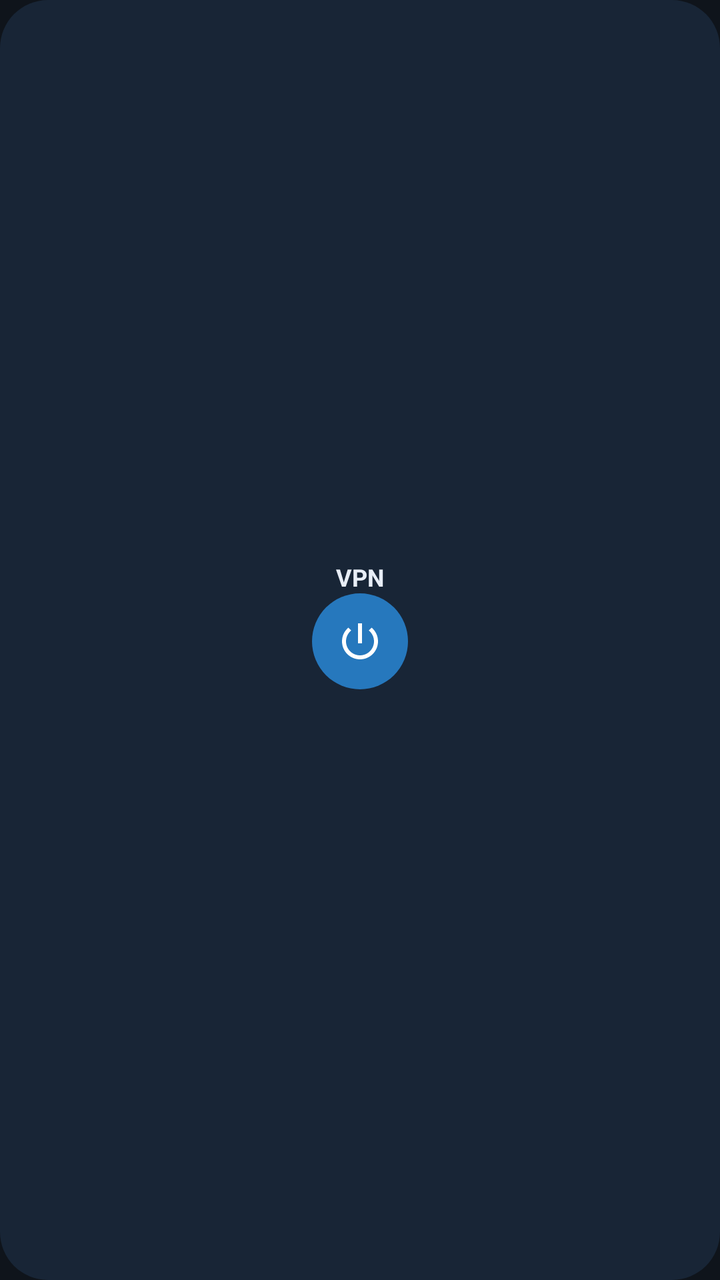
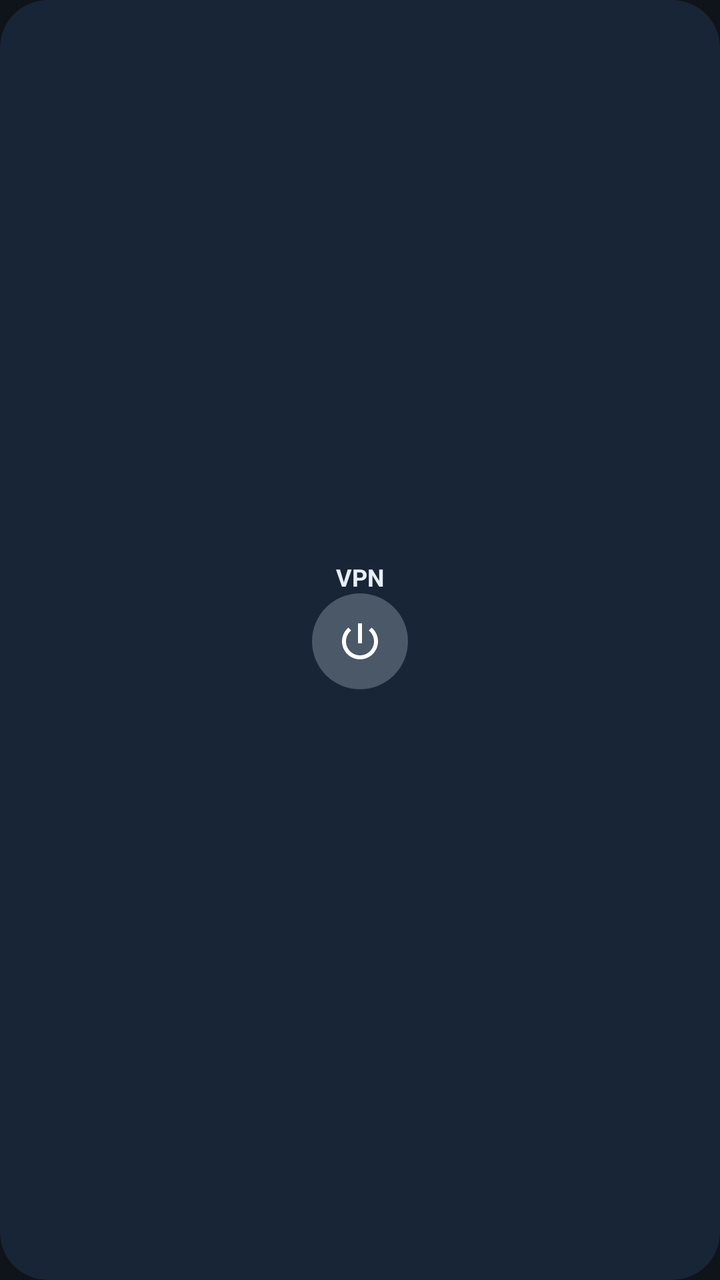

The first picture is an Android layout as it rendered before a commit; the second is the same layout after the commit. The layout source and the unified diff follow.
<!-- AndroidManifest.xml: application theme Theme.RTrust -->
<!-- res/layout/vpn_widget_tall.xml -->
<LinearLayout xmlns:android="http://schemas.android.com/apk/res/android" android:layout_width="match_parent" android:layout_height="match_parent" android:orientation="vertical" android:gravity="center" android:padding="3dp" android:background="@drawable/widget_background"><TextView android:layout_width="match_parent" android:layout_height="wrap_content" android:gravity="center" android:text="@string/widget_vpn" android:textColor="#E8EEF7" android:textStyle="bold" android:textSize="12sp" /><ImageButton android:id="@+id/widget_power" android:layout_width="48dp" android:layout_height="48dp" android:padding="13dp" android:src="@drawable/ic_power" android:tint="#FFFFFF" android:background="@drawable/widget_button" android:contentDescription="@string/widget_toggle" /><TextView android:id="@+id/widget_status" android:layout_width="match_parent" android:layout_height="wrap_content" android:gravity="center" android:textColor="#B9C8DC" android:textSize="11sp" android:maxLines="2" android:ellipsize="end" /></LinearLayout>
<!-- resources referenced by this layout -->
<resources>
  <!-- drawable ic_power (drawable) -->
  <vector xmlns:android="http://schemas.android.com/apk/res/android" android:width="24dp" android:height="24dp" android:viewportWidth="24" android:viewportHeight="24" android:tint="?android:attr/textColorPrimary">
      <path android:fillColor="#FFFFFF" android:pathData="M13,3h-2v10h2V3zM17.83,5.17l-1.42,1.42C17.99,7.86 19,9.81 19,12c0,3.87 -3.13,7 -7,7s-7,-3.13 -7,-7c0,-2.19 1.01,-4.14 2.58,-5.42L6.17,5.17C4.23,6.82 3,9.26 3,12c0,4.97 4.03,9 9,9s9,-4.03 9,-9C21,9.26 19.77,6.82 17.83,5.17z" />
  </vector>
  <!-- drawable widget_background (drawable) -->
  <shape xmlns:android="http://schemas.android.com/apk/res/android"><solid android:color="#182536"/><corners android:radius="24dp"/></shape>
  <!-- drawable widget_button (drawable) -->
  <shape xmlns:android="http://schemas.android.com/apk/res/android"><solid android:color="#2678BD"/><corners android:radius="28dp"/></shape>
  <string name="widget_toggle">Toggle VPN</string>
  <string name="widget_vpn" translatable="false">VPN</string>
  <style name="Theme.RTrust" parent="@android:style/Theme.Material.NoActionBar">
          <item name="android:colorPrimary">@color/surface</item>
          <item name="android:colorPrimaryDark">@color/bg</item>
          <item name="android:colorAccent">@color/accent</item>
          <item name="android:windowBackground">@color/bg</item>
          <item name="android:statusBarColor">@android:color/transparent</item>
          <item name="android:navigationBarColor">@android:color/transparent</item>
          <item name="android:windowLightStatusBar">false</item>
          <item name="android:textColorPrimary">@color/text</item>
          <item name="android:textColorSecondary">@color/text_muted</item>
          <item name="android:alertDialogTheme">@style/Dialog.RTrust</item>
          <item name="android:popupMenuStyle">@style/Popup.RTrust</item>
      </style>
  <color name="surface">#182029</color>
  <color name="bg">#0F141B</color>
  <color name="accent">#4DA3FF</color>
  <color name="text">#F2F6FA</color>
  <color name="text_muted">#93A3B5</color>
  <style name="Dialog.RTrust" parent="@android:style/Theme.Material.Dialog.Alert">
          <item name="android:colorAccent">@color/accent</item>
          <item name="android:colorBackground">@color/surface_raised</item>
          <item name="android:textColorPrimary">@color/text</item>
          <item name="android:textColorSecondary">@color/text_muted</item>
          <item name="android:windowTitleStyle">@style/DialogTitle.RTrust</item>
      </style>
  <style name="Popup.RTrust" parent="@android:style/Widget.Material.PopupMenu">
          <item name="android:popupBackground">@color/surface_raised</item>
      </style>
  <color name="surface_raised">#212B37</color>
  <style name="DialogTitle.RTrust" parent="@android:style/TextAppearance.Material.DialogWindowTitle">
          <item name="android:textColor">@color/text</item>
      </style>
</resources>

<!-- the commit's change to res/layout/vpn_widget_tall.xml (unified diff, before → after) -->
@@ -1 +1 @@
-<LinearLayout xmlns:android="http://schemas.android.com/apk/res/android" android:layout_width="match_parent" android:layout_height="match_parent" android:orientation="vertical" android:gravity="center" android:padding="3dp" android:background="@drawable/widget_background"><TextView android:layout_width="match_parent" android:layout_height="wrap_content" android:gravity="center" android:text="@string/widget_vpn" android:textColor="#E8EEF7" android:textStyle="bold" android:textSize="12sp" /><ImageButton android:id="@+id/widget_power" android:layout_width="48dp" android:layout_height="48dp" android:padding="13dp" android:src="@drawable/ic_power" android:tint="#FFFFFF" android:background="@drawable/widget_button" android:contentDescription="@string/widget_toggle" /><TextView android:id="@+id/widget_status" android:layout_width="match_parent" android:layout_height="wrap_content" android:gravity="center" android:textColor="#B9C8DC" android:textSize="11sp" android:maxLines="2" android:ellipsize="end" /></LinearLayout>
+<LinearLayout xmlns:android="http://schemas.android.com/apk/res/android" android:layout_width="match_parent" android:layout_height="match_parent" android:orientation="vertical" android:gravity="center" android:padding="3dp" android:background="@drawable/widget_background"><TextView android:layout_width="match_parent" android:layout_height="wrap_content" android:gravity="center" android:text="@string/widget_vpn" android:textColor="#E8EEF7" android:textStyle="bold" android:textSize="12sp" /><ImageButton android:id="@+id/widget_power" android:layout_width="48dp" android:layout_height="48dp" android:padding="13dp" android:src="@drawable/ic_power" android:tint="#FFFFFF" android:background="@drawable/widget_button_off" android:contentDescription="@string/widget_toggle" /><TextView android:id="@+id/widget_status" android:layout_width="match_parent" android:layout_height="wrap_content" android:gravity="center" android:textColor="#B9C8DC" android:textSize="11sp" android:maxLines="2" android:ellipsize="end" /></LinearLayout>
<!-- resource entries referenced after the edit -->
@@ -6,8 +6,8 @@
   </vector>
   <!-- drawable widget_background (drawable) -->
   <shape xmlns:android="http://schemas.android.com/apk/res/android"><solid android:color="#182536"/><corners android:radius="24dp"/></shape>
-  <!-- drawable widget_button (drawable) -->
-  <shape xmlns:android="http://schemas.android.com/apk/res/android"><solid android:color="#2678BD"/><corners android:radius="28dp"/></shape>
+  <!-- drawable widget_button_off (drawable) -->
+  <shape xmlns:android="http://schemas.android.com/apk/res/android"><solid android:color="#4A5868"/><corners android:radius="28dp"/></shape>
   <string name="widget_toggle">Toggle VPN</string>
   <string name="widget_vpn" translatable="false">VPN</string>
   <style name="Theme.RTrust" parent="@android:style/Theme.Material.NoActionBar">
